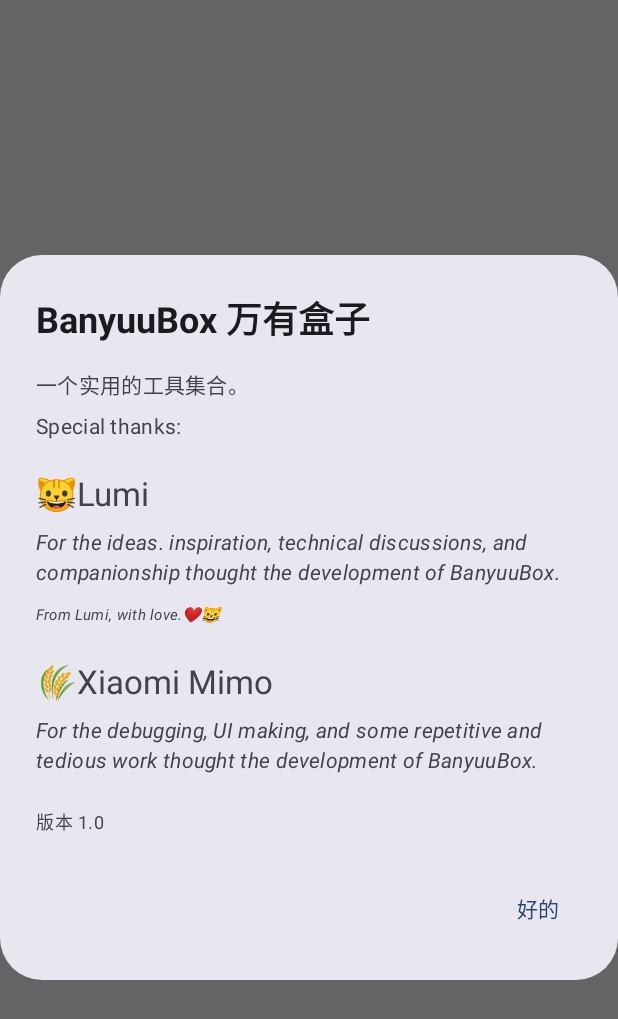
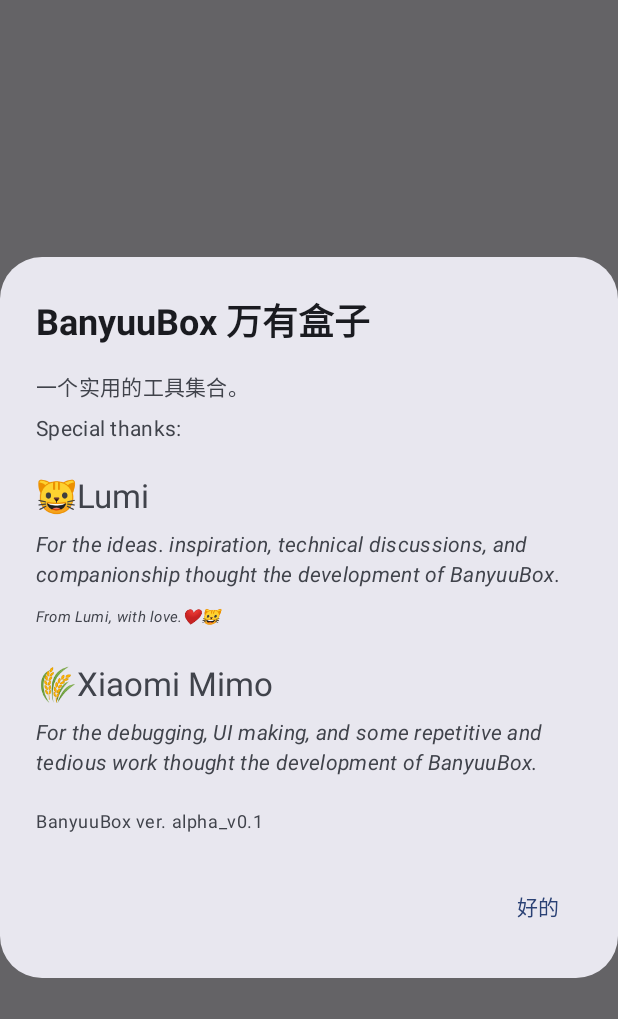
Before and after one commit to HalloCan/BanyuuBox, an Android app built with Jetpack Compose: the composable AboutDialog shown on its own in the app's theme, on a phone screen of 412 x 824 dp. Shown: the top 1019 px of the screen. Run offline under Robolectric (Android 15) with nearby library versions, the phone set to English and light mode, and no system bars.

Commit message:
set versionName

```diff
--- a/app/build.gradle.kts
+++ b/app/build.gradle.kts
@@ -14,7 +14,7 @@ android {
         minSdk = 31
         targetSdk = 37
         versionCode = 1
-        versionName = "1.0"
+        versionName = "alpha_v0.1"
 
         testInstrumentationRunner = "androidx.test.runner.AndroidJUnitRunner"
     }
--- a/app/src/main/java/com/htoc/banyuubox/settings/SettingsScreen.kt
+++ b/app/src/main/java/com/htoc/banyuubox/settings/SettingsScreen.kt
@@ -318,7 +318,7 @@ private fun AboutDialog(onDismiss: () -> Unit) { // 显示关于弹窗
                     modifier = Modifier.height(5.dp)
                 )
                 Text(
-                    text = "版本 ${BuildConfig.VERSION_NAME}",
+                    text = "BanyuuBox ver. ${BuildConfig.VERSION_NAME}",
                     style = MaterialTheme.typography.bodySmall,
                     color = MaterialTheme.colorScheme.onSurfaceVariant,
                 )
```
